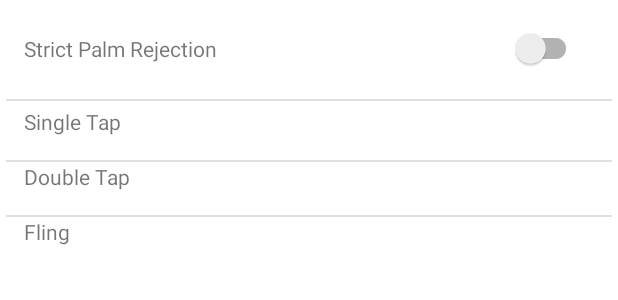
After one commit to p-i-g/AndroidVirtualInput, an Android app: the layout canvas_settings_dialog.xml on its own in the app's theme, with its tools: preview values and no code run, on a phone screen of 412 x 824 dp. The commit adds this screen. Shown: the top 300 px of the screen. Run offline under Robolectric (Android 15) with nearby library versions, the phone set to English and light mode, and no system bars; network calls fail.

Commit message:
canvas gestures now exist

```diff
--- a/app/src/main/java/com/example/androidvirtualinput/canvas/CanvasView.java
+++ b/app/src/main/java/com/example/androidvirtualinput/canvas/CanvasView.java
@@ -2,24 +2,34 @@ package com.example.androidvirtualinput.canvas;
 
 import android.annotation.SuppressLint;
 import android.content.Context;
+import android.content.SharedPreferences;
 import android.util.AttributeSet;
+import android.view.GestureDetector;
 import android.view.MotionEvent;
 
 import androidx.annotation.NonNull;
 import androidx.annotation.Nullable;
 import androidx.constraintlayout.widget.ConstraintLayout;
+import androidx.core.view.GestureDetectorCompat;
 
+import com.example.androidvirtualinput.macro.MacroAction;
 import com.example.androidvirtualinput.ui.MainActivity;
 
 //I probably shouldn't extend constraint layout
 //Basically constraint layout but with on touch and on hover overridden
+//also a bunch of gestures
 public class CanvasView extends ConstraintLayout {
     private final boolean palmRejection = true;
-    //center text need not exist.
-    //this is just for this program only/doing it this way is going to kill anyone who tries to use this later
+    //for gestures
+    private GestureDetectorCompat gestureDetector;
+    //gesture actions
+    private MacroAction flingAction;
+    private MacroAction doubleTapAction;
+    private MacroAction singleTapAction;
 
     public CanvasView(@NonNull Context context, @Nullable AttributeSet attrs) {
         super(context, attrs);
+        initialize();
 //        TypedArray a = context.getTheme().obtainStyledAttributes(
 //                attrs,
 //                R.styleable.CanvasView,
@@ -34,6 +44,7 @@ public class CanvasView extends ConstraintLayout {
 
     public CanvasView(@NonNull Context context, @Nullable AttributeSet attrs, int defStyleAttr) {
         super(context, attrs, defStyleAttr);
+        initialize();
 //        TypedArray a = context.getTheme().obtainStyledAttributes(
 //                attrs,
 //                R.styleable.CanvasView,
@@ -45,13 +56,28 @@ public class CanvasView extends ConstraintLayout {
 //            parent = (ViewGroup) parent.getParent();
 //        }
     }
+    //literally faux constructor
+    private void initialize(){
+        CanvasGestureListener listener = new CanvasGestureListener();
+        gestureDetector = new GestureDetectorCompat(getContext(), listener);
 
+        gestureDetector.setOnDoubleTapListener(listener);
+
+        //settings stuff
+        SharedPreferences preferences = getContext().getSharedPreferences("Settings", Context.MODE_PRIVATE);
+        flingAction = new MacroAction(preferences.getString("Fling", "Undo:17,90"));
+        doubleTapAction = new MacroAction(preferences.getString("Double Tap", "Undo:17,90"));
+        singleTapAction = new MacroAction(preferences.getString("Single Tap", "Undo:17,90"));
+    }
     //for touch corresponds to InContact in the windows thing
     @SuppressLint("ClickableViewAccessibility")
     @Override
     public boolean onTouchEvent(MotionEvent motionEvent){
         if(palmRejection) {
             if (!(motionEvent.getToolType(0) == MotionEvent.TOOL_TYPE_STYLUS)) {
+                if (this.gestureDetector.onTouchEvent(motionEvent)) {
+                    return true;
+                }
                 return super.onTouchEvent(motionEvent);
             }
         }
@@ -72,4 +98,30 @@ public class CanvasView extends ConstraintLayout {
         ((MainActivity) getContext()).getNetworkManager().printAction(new CanvasAction(posX, posY, CanvasAction.HOVER, pressure));//this cast is bad
         return true;
     }
+
+    //listener
+    class CanvasGestureListener extends GestureDetector.SimpleOnGestureListener{
+        @Override
+        public boolean onDown(MotionEvent event){
+            return true;
+        }
+
+        @Override
+        public boolean onFling(MotionEvent event1, MotionEvent event2, float velocityX, float velocityY){
+            ((MainActivity) getContext()).getNetworkManager().printAction(flingAction);
+            return true;
+        }
+
+        @Override
+        public boolean onDoubleTap(MotionEvent e) {
+            ((MainActivity) getContext()).getNetworkManager().printAction(doubleTapAction);
+            return true;
+        }
+
+        @Override
+        public boolean onSingleTapConfirmed(MotionEvent e) {
+            ((MainActivity) getContext()).getNetworkManager().printAction(singleTapAction);
+            return true;
+        }
+    }
 }
--- a/app/src/main/java/com/example/androidvirtualinput/macro/EditButtonDialog.java
+++ b/app/src/main/java/com/example/androidvirtualinput/macro/EditButtonDialog.java
@@ -42,7 +42,7 @@ public class EditButtonDialog extends DialogFragment {
         AlertDialog.Builder builder = new AlertDialog.Builder(getContext());
         //for inflating the alert layout
         LayoutInflater inflater = requireActivity().getLayoutInflater();
-        View root = inflater.inflate(R.layout.dialog_layout, null);
+        View root = inflater.inflate(R.layout.button_settings_dialog, null);
         nameEditText = root.findViewById(R.id.editText);
         nameEditText.setText(name);
         //other lines for keys will be added
--- /dev/null
+++ b/app/src/main/res/layout/canvas_settings_dialog.xml
@@ -0,0 +1,136 @@
+<?xml version="1.0" encoding="utf-8"?>
+<androidx.constraintlayout.widget.ConstraintLayout xmlns:android="http://schemas.android.com/apk/res/android"
+    xmlns:app="http://schemas.android.com/apk/res-auto"
+    xmlns:tools="http://schemas.android.com/tools"
+    android:layout_width="match_parent"
+    android:layout_height="wrap_content">
+
+    <TextView
+        android:id="@+id/textView"
+        android:layout_width="wrap_content"
+        android:layout_height="wrap_content"
+        android:layout_marginStart="16dp"
+        android:text="@string/strict_palm_rejection"
+        app:layout_constraintBottom_toBottomOf="@+id/switch1"
+        app:layout_constraintStart_toStartOf="parent"
+        app:layout_constraintTop_toTopOf="@+id/switch1" />
+
+    <androidx.appcompat.widget.SwitchCompat
+        android:id="@+id/switch1"
+        android:layout_width="wrap_content"
+        android:layout_height="wrap_content"
+        android:layout_marginTop="8dp"
+        android:layout_marginEnd="24dp"
+        app:layout_constraintEnd_toEndOf="parent"
+        app:layout_constraintTop_toTopOf="parent" />
+
+    <ScrollView
+        android:layout_width="0dp"
+        android:layout_height="wrap_content"
+        android:layout_marginTop="16dp"
+        app:layout_constraintBottom_toBottomOf="parent"
+        app:layout_constraintEnd_toEndOf="parent"
+        app:layout_constraintStart_toStartOf="parent"
+        app:layout_constraintTop_toBottomOf="@+id/textView">
+
+        <androidx.constraintlayout.widget.ConstraintLayout
+            android:layout_width="match_parent"
+            android:layout_height="wrap_content">
+
+            <TextView
+                android:id="@+id/textView5"
+                android:layout_width="wrap_content"
+                android:layout_height="wrap_content"
+                android:layout_marginStart="16dp"
+                android:text="@string/double_tap"
+                app:layout_constraintStart_toStartOf="parent"
+                app:layout_constraintTop_toBottomOf="@id/divider2" />
+
+            <View
+                android:id="@+id/divider2"
+                android:layout_width="match_parent"
+                android:layout_height="1dp"
+                android:layout_marginStart="4dp"
+                android:layout_marginTop="8dp"
+                android:layout_marginEnd="4dp"
+                android:background="?android:attr/listDivider"
+                app:layout_constraintEnd_toEndOf="parent"
+                app:layout_constraintStart_toStartOf="parent"
+                app:layout_constraintTop_toTopOf="@id/singleTapLinearLayout" />
+
+            <TextView
+                android:id="@+id/textView4"
+                android:layout_width="wrap_content"
+                android:layout_height="wrap_content"
+                android:layout_marginStart="16dp"
+                android:layout_marginTop="4dp"
+                android:text="@string/single_tap"
+                app:layout_constraintStart_toStartOf="parent"
+                app:layout_constraintTop_toBottomOf="@+id/divider" />
+
+            <View
+                android:id="@+id/divider"
+                android:layout_width="match_parent"
+                android:layout_height="1dp"
+                android:layout_marginStart="4dp"
+                android:layout_marginTop="8dp"
+                android:layout_marginEnd="4dp"
+                android:background="?android:attr/listDivider"
+                app:layout_constraintEnd_toEndOf="parent"
+                app:layout_constraintStart_toStartOf="parent"
+                app:layout_constraintTop_toTopOf="parent" />
+
+            <LinearLayout
+                android:id="@+id/singleTapLinearLayout"
+                android:layout_width="match_parent"
+                android:layout_height="match_parent"
+                android:layout_marginTop="8dp"
+                android:orientation="vertical"
+                app:layout_constraintEnd_toEndOf="parent"
+                app:layout_constraintStart_toStartOf="parent"
+                app:layout_constraintTop_toBottomOf="@id/textView4" />
+
+            <LinearLayout
+                android:id="@+id/doubleTapLinearLayout"
+                android:layout_width="match_parent"
+                android:layout_height="match_parent"
+                android:layout_marginTop="8dp"
+                android:orientation="vertical"
+                app:layout_constraintEnd_toEndOf="parent"
+                app:layout_constraintStart_toStartOf="parent"
+                app:layout_constraintTop_toBottomOf="@id/textView5" />
+
+            <View
+                android:id="@+id/divider3"
+                android:layout_width="match_parent"
+                android:layout_height="1dp"
+                android:layout_marginStart="4dp"
+                android:layout_marginTop="8dp"
+                android:layout_marginEnd="4dp"
+                android:background="?android:attr/listDivider"
+                app:layout_constraintEnd_toEndOf="parent"
+                app:layout_constraintStart_toStartOf="parent"
+                app:layout_constraintTop_toTopOf="@id/doubleTapLinearLayout" />
+
+            <TextView
+                android:id="@+id/textView6"
+                android:layout_width="wrap_content"
+                android:layout_height="wrap_content"
+                android:layout_marginStart="16dp"
+                android:text="@string/fling"
+                app:layout_constraintStart_toStartOf="parent"
+                app:layout_constraintTop_toBottomOf="@id/divider3" />
+
+            <LinearLayout
+                android:id="@+id/flingLinearLayout"
+                android:layout_width="match_parent"
+                android:layout_height="match_parent"
+                android:layout_marginTop="8dp"
+                android:orientation="vertical"
+                app:layout_constraintEnd_toEndOf="parent"
+                app:layout_constraintStart_toStartOf="parent"
+                app:layout_constraintTop_toBottomOf="@id/textView6" />
+        </androidx.constraintlayout.widget.ConstraintLayout>
+    </ScrollView>
+
+</androidx.constraintlayout.widget.ConstraintLayout>
--- a/app/src/main/res/values/strings.xml
+++ b/app/src/main/res/values/strings.xml
@@ -7,4 +7,8 @@
     <string name="connect">Connect</string>
     <string name="key">"Key %d"</string>
     <string name="name">Name</string>
+    <string name="strict_palm_rejection">Strict Palm Rejection</string>
+    <string name="double_tap">Double Tap</string>
+    <string name="single_tap">Single Tap</string>
+    <string name="fling">Fling</string>
 </resources>
```
Also changed, not shown: app/src/main/res/layout/button_settings_dialog.xml (renamed from app/src/main/res/layout/dialog_layout.xml).
